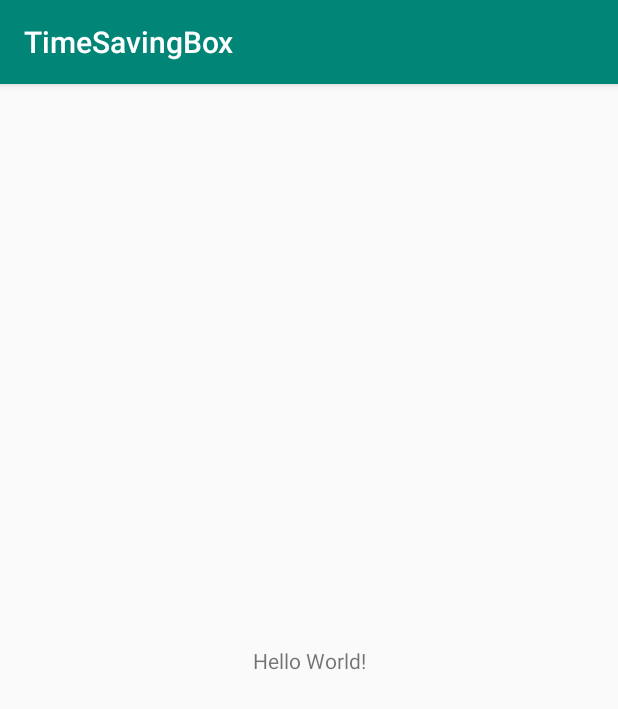
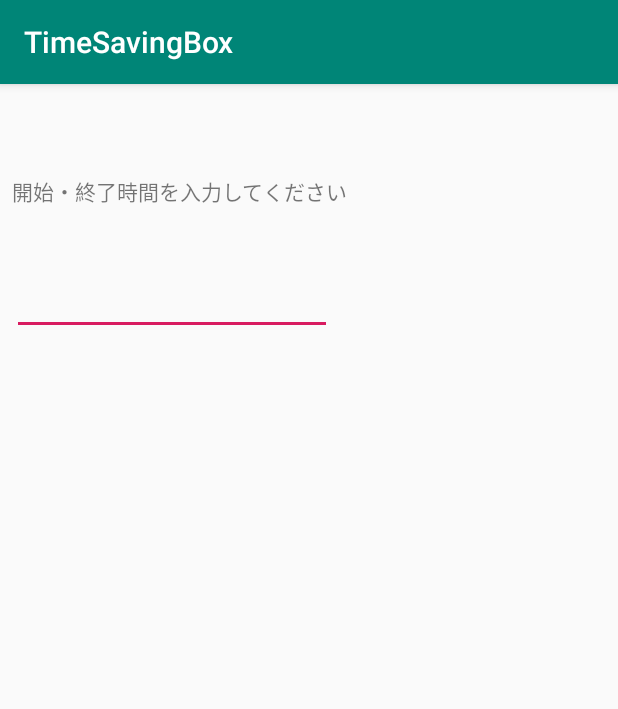
Before and after one commit to k-df-yokoyama/TimeSavingBox, an Android app: the screen it shows after launch (MainActivity), on a phone screen of 412 x 824 dp. Shown: the top 709 px of the screen. Run offline under Robolectric (Android 15) with nearby library versions, the phone set to English and light mode, and no system bars.

Commit message:
* Add EditText and change GUI layout.

```diff
--- a/app/src/main/res/layout/activity_main.xml
+++ b/app/src/main/res/layout/activity_main.xml
@@ -7,12 +7,36 @@
     tools:context=".MainActivity">
 
     <TextView
+        android:id="@+id/tv_input_time_msg"
         android:layout_width="wrap_content"
         android:layout_height="wrap_content"
-        android:text="Hello World!"
-        app:layout_constraintBottom_toBottomOf="parent"
+        android:layout_marginLeft="8dp"
+        android:layout_marginTop="60dp"
+        android:text="@string/tv_input_time_msg"
+        app:layout_constraintBottom_toTopOf="@+id/editText"
+        app:layout_constraintHorizontal_bias="0.0"
         app:layout_constraintLeft_toLeftOf="parent"
         app:layout_constraintRight_toRightOf="parent"
-        app:layout_constraintTop_toTopOf="parent" />
+        app:layout_constraintTop_toTopOf="parent"
+        app:layout_constraintVertical_bias="0.0"
+        android:layout_marginStart="8dp" />
+
+    <EditText
+        android:id="@+id/editText"
+        android:layout_width="wrap_content"
+        android:layout_height="wrap_content"
+        android:layout_marginStart="8dp"
+        android:layout_marginLeft="8dp"
+        android:layout_marginTop="40dp"
+        android:layout_marginEnd="198dp"
+        android:layout_marginRight="198dp"
+        android:layout_marginBottom="600dp"
+        android:ems="10"
+        android:inputType="textPersonName"
+        app:layout_constraintBottom_toBottomOf="parent"
+        app:layout_constraintEnd_toEndOf="parent"
+        app:layout_constraintHorizontal_bias="0.0"
+        app:layout_constraintStart_toStartOf="parent"
+        app:layout_constraintTop_toBottomOf="@+id/tv_input_time_msg" />
 
 </androidx.constraintlayout.widget.ConstraintLayout>
--- a/app/src/main/res/values/strings.xml
+++ b/app/src/main/res/values/strings.xml
@@ -1,3 +1,4 @@
 <resources>
     <string name="app_name">TimeSavingBox</string>
+    <string name="tv_input_time_msg">開始・終了時間を入力してください</string>
 </resources>
```
